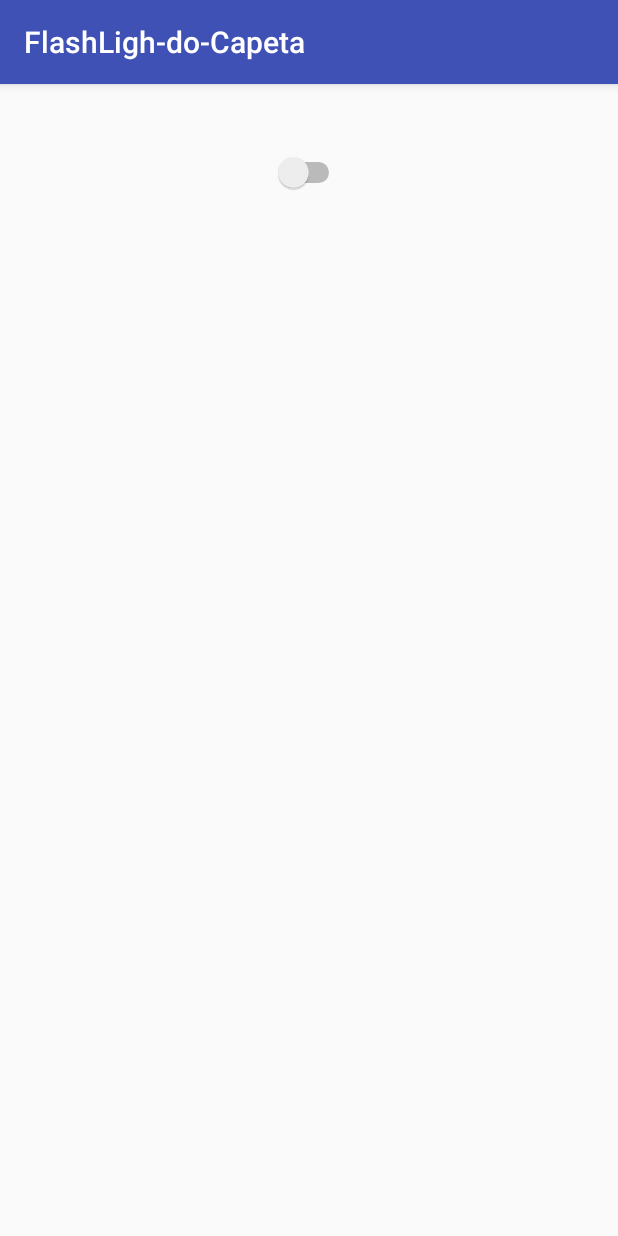
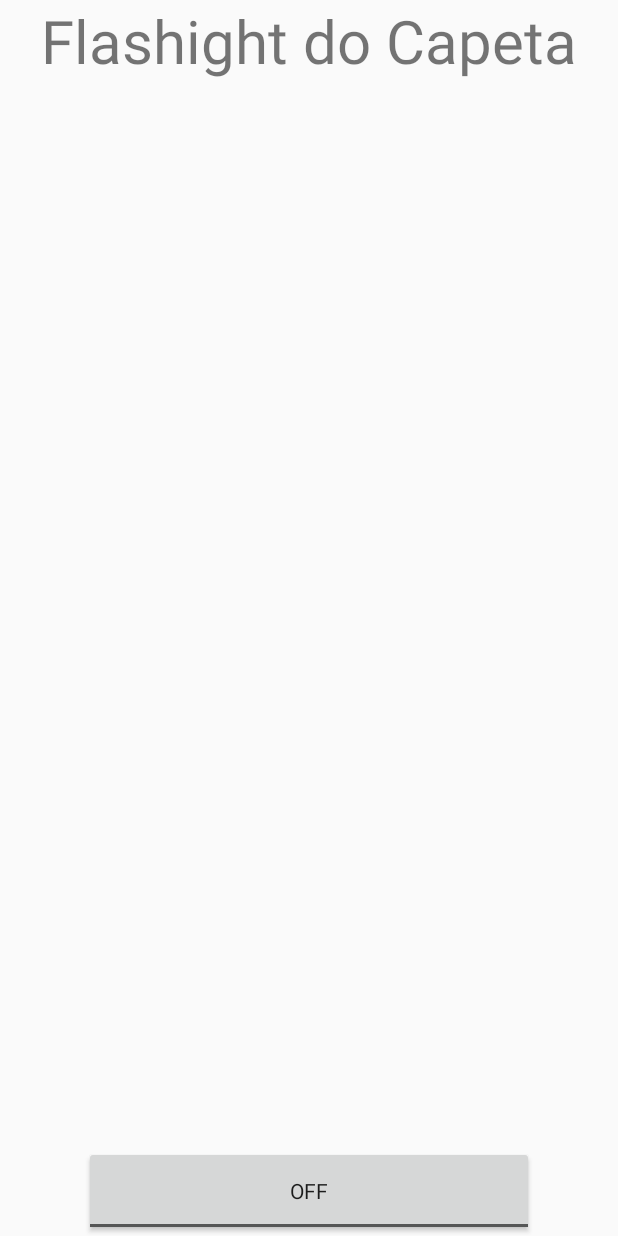
Before and after one commit to DCCA/FlashLigh-Banban, an Android app: the screen it shows after launch (MainActivity), on a phone screen of 412 x 824 dp. Run offline under Robolectric (Android 15) with nearby library versions, the phone set to English and light mode, and no system bars.

Commit message:
Finished! Flashligh working fine now. I' just gonna put some style on it

```diff
--- a/app/src/main/res/layout/activity_main.xml
+++ b/app/src/main/res/layout/activity_main.xml
@@ -1,25 +1,29 @@
 <?xml version="1.0" encoding="utf-8"?>
-<LinearLayout xmlns:android="http://schemas.android.com/apk/res/android"
+<RelativeLayout xmlns:android="http://schemas.android.com/apk/res/android"
     xmlns:tools="http://schemas.android.com/tools"
     android:id="@+id/activity_main"
     android:layout_width="match_parent"
     android:layout_height="match_parent"
-    android:orientation="vertical"
     tools:context="com.example.android.flashligh_banban.MainActivity">
 
     <TextView
-        android:layout_width="wrap_content"
-        android:layout_height="wrap_content"
-        />
-    <Switch
-        android:layout_width="wrap_content"
-        android:layout_height="wrap_content"
-        android:layout_gravity="center"
-        android:paddingTop="30dp"
-        android:paddingBottom="30sp"
+        android:id="@+id/title"
+        android:text="Flashight do Capeta"
+        android:textAlignment="center"
+        android:textSize="40sp"
+        android:layout_width="match_parent"
+        android:layout_height="60dp" />
+
+    <ToggleButton
+        android:layout_width="300dp"
+        android:layout_height="60dp"
         android:id="@+id/switch1"
+        android:buttonTint="@color/colorAccent"
+        android:showText="true"
         android:textOn="@string/on"
         android:textOff="@string/off"
-        android:onClick="state"/>
+        android:onClick="state"
+        android:layout_alignParentBottom="true"
+        android:layout_centerHorizontal="true"/>
 
-</LinearLayout>
+</RelativeLayout>
--- a/app/src/main/res/values/styles.xml
+++ b/app/src/main/res/values/styles.xml
@@ -1,11 +1,12 @@
-<resources>
+<resources xmlns:tools="http://schemas.android.com/tools">
 
     <!-- Base application theme. -->
-    <style name="AppTheme" parent="Theme.AppCompat.Light.DarkActionBar">
+    <style name="AppTheme" parent="Theme.AppCompat.Light.NoActionBar">
         <!-- Customize your theme here. -->
-        <item name="colorPrimary">@color/colorPrimary</item>
-        <item name="colorPrimaryDark">@color/colorPrimaryDark</item>
-        <item name="colorAccent">@color/colorAccent</item>
+        <item name="colorPrimary">#FF5722</item>
+        <item name="colorPrimaryDark">#E64A19</item>
+        <item name="colorAccent">#FF9800</item>
+        <item name="android:fontFamily" tools:targetApi="jelly_bean">Roboto</item>
     </style>
 
 </resources>
```
Also changed, not shown: app/src/main/java/com/example/android/flashligh_banban/MainActivity.java (+38 -27 lines).
